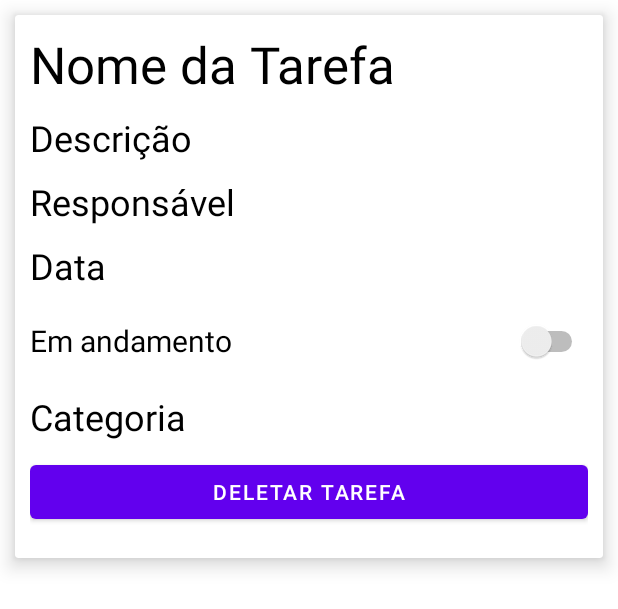
After one commit to HenriqAzvdo/Front-end, an Android app: the layout card_layout.xml on its own in the app's theme, with its tools: preview values and no code run, on a phone screen of 412 x 824 dp. The commit adds this screen. Shown: the top 609 px of the screen. Run offline under Robolectric (Android 15) with nearby library versions, the phone set to English and light mode, and no system bars.

Commit message:
Exercicio 29-09-2022

```diff
--- a/TodoMobile/app/src/main/AndroidManifest.xml
+++ b/TodoMobile/app/src/main/AndroidManifest.xml
@@ -3,7 +3,10 @@
     xmlns:tools="http://schemas.android.com/tools"
     package="me.gen.todomobile">
 
+    <uses-permission android:name="android.permission.INTERNET"/>
+
     <application
+        android:name=".TodoApplication"
         android:allowBackup="true"
         android:dataExtractionRules="@xml/data_extraction_rules"
         android:fullBackupContent="@xml/backup_rules"
--- a/TodoMobile/app/src/main/java/me/gen/todomobile/MainActivity.kt
+++ b/TodoMobile/app/src/main/java/me/gen/todomobile/MainActivity.kt
@@ -2,7 +2,9 @@ package me.gen.todomobile
 
 import androidx.appcompat.app.AppCompatActivity
 import android.os.Bundle
+import dagger.hilt.android.AndroidEntryPoint
 
+@AndroidEntryPoint
 class MainActivity : AppCompatActivity() {
     override fun onCreate(savedInstanceState: Bundle?) {
         super.onCreate(savedInstanceState)
--- /dev/null
+++ b/TodoMobile/app/src/main/java/me/gen/todomobile/util/Constants.kt
@@ -0,0 +1,6 @@
+package me.gen.todomobile.util
+
+object Constants {
+
+    const val BASE_URL = "https://todogenerationmobile.herokuapp.com/"
+}
--- /dev/null
+++ b/TodoMobile/app/src/main/res/layout/card_layout.xml
@@ -0,0 +1,77 @@
+<?xml version="1.0" encoding="utf-8"?>
+<androidx.cardview.widget.CardView xmlns:android="http://schemas.android.com/apk/res/android"
+    xmlns:app="http://schemas.android.com/apk/res-auto"
+    xmlns:tools="http://schemas.android.com/tools"
+    android:layout_width="match_parent"
+    android:layout_height="wrap_content"
+    android:layout_margin="10dp"
+    app:cardElevation="8dp">
+
+    <LinearLayout
+        android:layout_width="match_parent"
+        android:layout_height="wrap_content"
+        android:orientation="vertical"
+        android:padding="10dp">
+
+        <TextView
+            android:id="@+id/textNome"
+            android:layout_width="match_parent"
+            android:layout_height="wrap_content"
+            android:layout_marginBottom="10dp"
+            android:textColor="@color/black"
+            android:textSize="34sp"
+            tools:text="Nome da Tarefa" />
+
+        <TextView
+            android:id="@+id/textDescricao"
+            android:layout_width="match_parent"
+            android:layout_height="wrap_content"
+            android:layout_marginBottom="10dp"
+            android:textColor="@color/black"
+            android:textSize="24sp"
+            tools:text="Descrição" />
+
+        <TextView
+            android:id="@+id/textResponsavel"
+            android:layout_width="match_parent"
+            android:layout_height="wrap_content"
+            android:layout_marginBottom="10dp"
+            android:textColor="@color/black"
+            android:textSize="24sp"
+            tools:text="Responsável" />
+
+        <TextView
+            android:id="@+id/textData"
+            android:layout_width="match_parent"
+            android:layout_height="wrap_content"
+            android:layout_marginBottom="10dp"
+            android:textColor="@color/black"
+            android:textSize="24sp"
+            tools:text="Data" />
+
+        <Switch
+            android:id="@+id/switchAtivo"
+            android:layout_width="match_parent"
+            android:layout_height="wrap_content"
+            android:layout_marginBottom="10dp"
+            android:minHeight="48dp"
+            android:text="Em andamento"
+            android:textSize="20sp" />
+
+        <TextView
+            android:id="@+id/textCategoria"
+            android:layout_width="match_parent"
+            android:layout_height="wrap_content"
+            android:layout_marginBottom="10dp"
+            android:textColor="@color/black"
+            android:textSize="24sp"
+            tools:text="Categoria" />
+
+        <Button
+            android:id="@+id/buttonDeletar"
+            android:layout_width="match_parent"
+            android:layout_height="wrap_content"
+            android:layout_marginBottom="10dp"
+            android:text="Deletar Tarefa" />
+    </LinearLayout>
+</androidx.cardview.widget.CardView>
```
Also changed, not shown: TodoMobile/app/build.gradle (+20 -0 lines), TodoMobile/app/src/main/java/me/gen/todomobile/FormFragment.kt (+28 -5 lines), TodoMobile/app/src/main/java/me/gen/todomobile/ListFragment.kt (+14 -4 lines), TodoMobile/app/src/main/java/me/gen/todomobile/MainViewModel.kt (added, +43 -0 lines), TodoMobile/app/src/main/java/me/gen/todomobile/TodoApplication.kt (added, +8 -0 lines), TodoMobile/app/src/main/java/me/gen/todomobile/adapter/TarefaAdapter.kt (added, +41 -0 lines), TodoMobile/app/src/main/java/me/gen/todomobile/api/ApiService.kt (added, +12 -0 lines), TodoMobile/app/src/main/java/me/gen/todomobile/api/Repository.kt (added, +11 -0 lines), TodoMobile/app/src/main/java/me/gen/todomobile/api/RetrofitInstance.kt (added, +20 -0 lines), TodoMobile/app/src/main/java/me/gen/todomobile/di/ServiceModule.kt (added, +19 -0 lines), TodoMobile/app/src/main/java/me/gen/todomobile/model/Categoria.kt (added, +12 -0 lines), TodoMobile/app/src/main/java/me/gen/todomobile/model/Tarefa.kt (added, +12 -0 lines), TodoMobile/build.gradle (+9 -0 lines).
